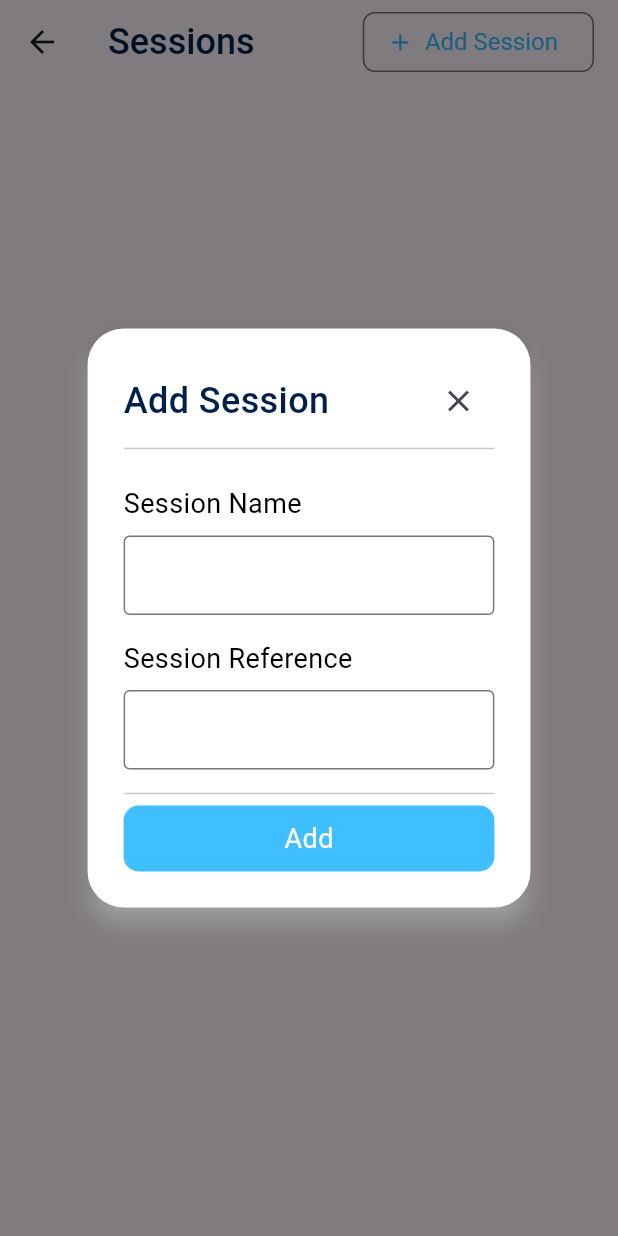
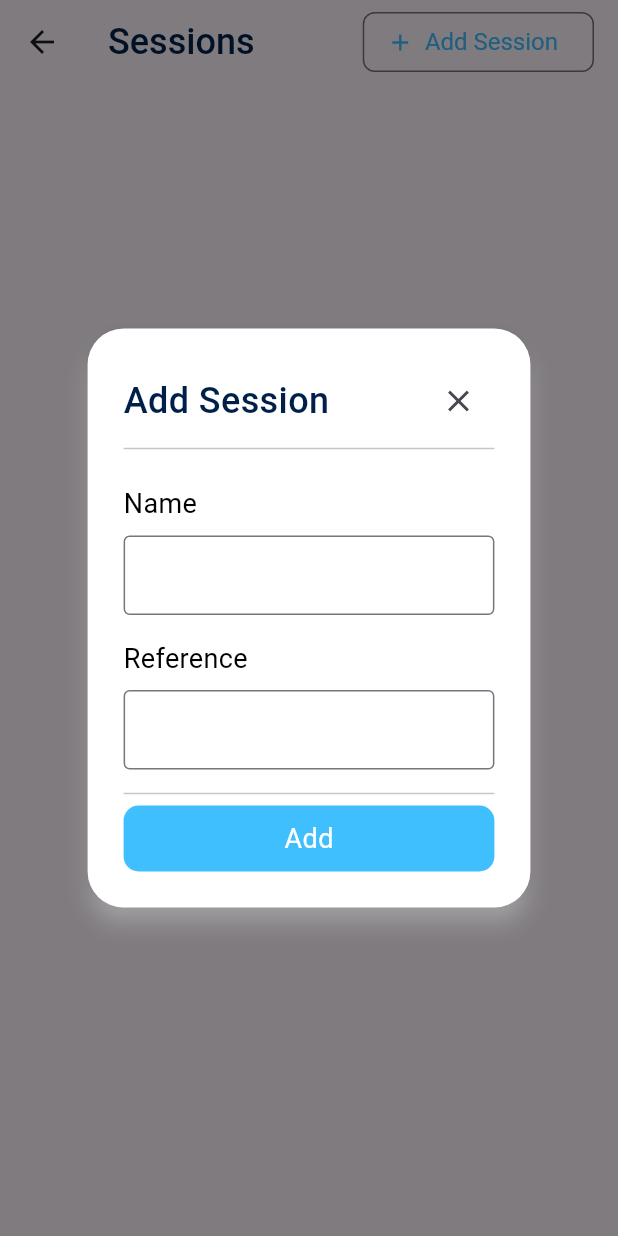
Before and after one commit to eslamfaisal/android-development-training, a Flutter app: the SessionScreen screen opened directly, after a tap on "Add Session", on a phone screen of 412 x 824 dp. Run offline on Flutter 3.47's test engine with Material 3 defaults, Android fonts, the phone set to English and light mode, and no system bars; our stand-ins replace cloud_firestore, dio, firebase_auth, firebase_core, get_it, shared_preferences; missing offline and left inert: dart:html, dart:js; accounts and stored records are empty.

Commit message:
improve add && update dialog ui

```diff
--- a/training-dashboard/lib/screens/sessions/dialog/add_session.dart
+++ b/training-dashboard/lib/screens/sessions/dialog/add_session.dart
@@ -1,4 +1,5 @@
 import 'package:flutter/material.dart';
+import 'package:training_questions_form/enums/screen_state.dart';
 import 'package:training_questions_form/locator.dart';
 import 'package:training_questions_form/screens/base_screen.dart';
 import 'package:training_questions_form/screens/sessions/viewmodel/add_session_view_model.dart';
@@ -47,7 +48,7 @@ class AddSession extends StatelessWidget {
                         const Divider(),
                         heightSpace(16),
                         normal18Text(
-                          ('Session Name'),
+                          ('Name'),
                         ),
                         heightSpace(8),
                         StyledTextField(
@@ -56,7 +57,7 @@ class AddSession extends StatelessWidget {
                         ),
                         heightSpace(16),
                         normal18Text(
-                          ('Session Reference'),
+                          ('Reference'),
                         ),
                         heightSpace(8),
                         StyledTextField(
@@ -64,7 +65,9 @@ class AddSession extends StatelessWidget {
                         ),
                         heightSpace(8),
                         const Divider(),
-                        StyledButton('Add').onTap(
+                        addSessionViewModel.state == ViewState.Busy
+                            ? const Center(child: CircularProgressIndicator())
+                            : StyledButton('Add').onTap(
                             () => _onClickAdd(context, addSessionViewModel))
                       ],
                     ),
--- a/training-dashboard/lib/screens/sessions/dialog/update_session.dart
+++ b/training-dashboard/lib/screens/sessions/dialog/update_session.dart
@@ -1,4 +1,5 @@
 import 'package:flutter/material.dart';
+import 'package:training_questions_form/enums/screen_state.dart';
 import 'package:training_questions_form/locator.dart';
 import 'package:training_questions_form/screens/base_screen.dart';
 import 'package:training_questions_form/screens/sessions/model/session_model.dart';
@@ -49,7 +50,7 @@ class UpdateSession extends StatelessWidget {
                         const Divider(),
                         heightSpace(16),
                         normal18Text(
-                          ('Session Name'),
+                          ('Name'),
                         ),
                         heightSpace(8),
                         StyledTextField(
@@ -58,7 +59,7 @@ class UpdateSession extends StatelessWidget {
                         ),
                         heightSpace(16),
                         normal18Text(
-                          ('Session Reference'),
+                          ('Reference'),
                         ),
                         heightSpace(8),
                         StyledTextField(
@@ -66,7 +67,9 @@ class UpdateSession extends StatelessWidget {
                         ),
                         heightSpace(8),
                         const Divider(),
-                        StyledButton('Update').onTap(
+                        updateSessionViewModel.state == ViewState.Busy
+                            ? const Center(child: CircularProgressIndicator())
+                            : StyledButton('Update').onTap(
                             () => _onClickUpdate(context, updateSessionViewModel))
                       ],
                     ),
```
